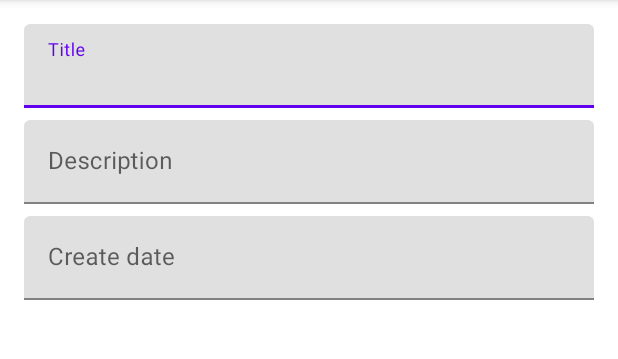
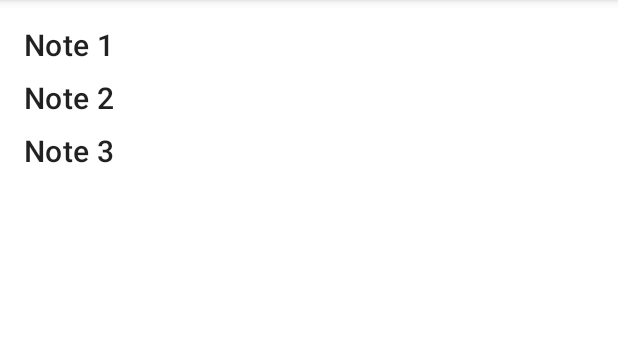
Before and after one commit to vkharapaev/gb-notes-hw6, an Android app: the screen it shows after launch (MainActivity), on a phone screen of 412 x 824 dp, the part 84-443 px from its top. Run offline under Robolectric (Android 15) with nearby library versions, the phone set to English and light mode, and no system bars.

Commit message:
Note List Fragment is implemented

```diff
--- a/app/src/main/java/com/headmostlab/notes/MainActivity.java
+++ b/app/src/main/java/com/headmostlab/notes/MainActivity.java
@@ -5,7 +5,11 @@ import android.os.Bundle;
 import androidx.annotation.Nullable;
 import androidx.appcompat.app.AppCompatActivity;
 
-import com.headmostlab.notes.ui.note.NoteFragment;
+import com.headmostlab.notes.model.Note;
+import com.headmostlab.notes.ui.notelist.NoteListFragment;
+
+import java.util.ArrayList;
+import java.util.Date;
 
 public class MainActivity extends AppCompatActivity {
 
@@ -21,7 +25,18 @@ public class MainActivity extends AppCompatActivity {
 
         getSupportFragmentManager()
                 .beginTransaction()
-                .add(R.id.container, NoteFragment.newNoteFragment())
+                .add(R.id.container, NoteListFragment.newNoteListFragment(createNotes()))
                 .commit();
     }
+
+    private ArrayList<Note> createNotes() {
+        ArrayList<Note> notes = new ArrayList<>();
+        notes.add(new Note.Builder().setTitle("Note 1")
+                .setDescription("Note 1 Description").setCreateDate(new Date()).build());
+        notes.add(new Note.Builder().setTitle("Note 2")
+                .setDescription("Note 2 Description").setCreateDate(new Date()).build());
+        notes.add(new Note.Builder().setTitle("Note 3")
+                .setDescription("Note 3 Description").setCreateDate(new Date()).build());
+        return notes;
+    }
 }
--- a/app/src/main/java/com/headmostlab/notes/model/Note.java
+++ b/app/src/main/java/com/headmostlab/notes/model/Note.java
@@ -85,7 +85,7 @@ public class Note implements Parcelable {
             return this;
         }
 
-        public Builder setDate(Date creationDate) {
+        public Builder setCreateDate(Date creationDate) {
             note.creationDate = creationDate;
             return this;
         }
--- /dev/null
+++ b/app/src/main/java/com/headmostlab/notes/ui/notelist/NoteListContract.java
@@ -0,0 +1,10 @@
+package com.headmostlab.notes.ui.notelist;
+
+public interface NoteListContract {
+    interface View {
+    }
+
+    interface Presenter {
+        void takeView(View view);
+    }
+}
--- /dev/null
+++ b/app/src/main/java/com/headmostlab/notes/ui/notelist/NoteListFragment.java
@@ -0,0 +1,88 @@
+package com.headmostlab.notes.ui.notelist;
+
+import android.os.Bundle;
+import android.view.LayoutInflater;
+import android.view.View;
+import android.view.ViewGroup;
+import android.widget.TextView;
+
+import androidx.annotation.NonNull;
+import androidx.annotation.Nullable;
+import androidx.fragment.app.Fragment;
+import androidx.recyclerview.widget.RecyclerView;
+
+import com.headmostlab.notes.R;
+import com.headmostlab.notes.databinding.FragmentNoteListBinding;
+import com.headmostlab.notes.model.Note;
+
+import java.util.ArrayList;
+import java.util.List;
+
+public class NoteListFragment extends Fragment implements NoteListContract.View {
+
+    public static final String NOTES_KEY = "NOTES";
+    private FragmentNoteListBinding binding;
+
+    public static NoteListFragment newNoteListFragment(ArrayList<Note> notes) {
+        NoteListFragment fragment = new NoteListFragment();
+        Bundle bundle = new Bundle();
+        bundle.putParcelableArrayList(NOTES_KEY, notes);
+        fragment.setArguments(bundle);
+        return fragment;
+    }
+
+    @Nullable
+    @Override
+    public View onCreateView(@NonNull LayoutInflater inflater, @Nullable ViewGroup container, @Nullable Bundle savedInstanceState) {
+        binding = FragmentNoteListBinding.inflate(inflater, container, false);
+        return binding.getRoot();
+    }
+
+    @Override
+    public void onViewCreated(@NonNull View view, @Nullable Bundle savedInstanceState) {
+        List<Note> notes = getArguments().getParcelableArrayList(NOTES_KEY);
+        binding.noteList.setAdapter(new NoteListAdapter(notes));
+    }
+
+    private static class NoteListAdapter extends RecyclerView.Adapter<NoteListAdapter.ViewHolder> {
+
+        private final List<Note> notes;
+
+        public NoteListAdapter(List<Note> notes) {
+            this.notes = notes;
+        }
+
+        @NonNull
+        @Override
+        public NoteListAdapter.ViewHolder onCreateViewHolder(@NonNull ViewGroup parent, int viewType) {
+            View view = LayoutInflater.from(parent.getContext())
+                    .inflate(R.layout.note_row_item, parent, false);
+            return new ViewHolder(view);
+        }
+
+        @Override
+        public void onBindViewHolder(@NonNull NoteListAdapter.ViewHolder holder, int position) {
+            holder.title.setText(notes.get(position).getTitle());
+            holder.container.setOnClickListener(v -> {
+                // TODO: 2/16/2021
+            });
+        }
+
+        @Override
+        public int getItemCount() {
+            return notes.size();
+        }
+
+        public static class ViewHolder extends RecyclerView.ViewHolder {
+
+            public final TextView title;
+            private final ViewGroup container;
+
+            public ViewHolder(@NonNull View itemView) {
+                super(itemView);
+                title = itemView.findViewById(R.id.title);
+                container = itemView.findViewById(R.id.item_container);
+            }
+        }
+    }
+}
--- /dev/null
+++ b/app/src/main/java/com/headmostlab/notes/ui/notelist/NoteListPresenter.java
@@ -0,0 +1,13 @@
+package com.headmostlab.notes.ui.notelist;
+
+import java.lang.ref.WeakReference;
+
+public class NoteListPresenter implements NoteListContract.Presenter {
+
+    private WeakReference<NoteListContract.View> view;
+
+    @Override
+    public void takeView(NoteListContract.View view) {
+        this.view = new WeakReference<>(view);
+    }
+}
--- /dev/null
+++ b/app/src/main/res/layout/fragment_note_list.xml
@@ -0,0 +1,15 @@
+<?xml version="1.0" encoding="utf-8"?>
+<FrameLayout xmlns:android="http://schemas.android.com/apk/res/android"
+    xmlns:app="http://schemas.android.com/apk/res-auto"
+    android:layout_width="match_parent"
+    android:layout_height="match_parent"
+    android:layout_margin="@dimen/screen_margin">
+
+    <androidx.recyclerview.widget.RecyclerView
+        android:id="@+id/noteList"
+        android:layout_width="match_parent"
+        android:layout_height="match_parent"
+        android:orientation="vertical"
+        app:layoutManager="androidx.recyclerview.widget.LinearLayoutManager" />
+
+</FrameLayout>
--- /dev/null
+++ b/app/src/main/res/layout/note_row_item.xml
@@ -0,0 +1,14 @@
+<?xml version="1.0" encoding="utf-8"?>
+<FrameLayout xmlns:android="http://schemas.android.com/apk/res/android"
+    android:id="@+id/item_container"
+    android:layout_width="match_parent"
+    android:layout_height="wrap_content"
+    android:layout_marginBottom="@dimen/view_margin">
+
+    <TextView
+        android:id="@+id/title"
+        android:layout_width="match_parent"
+        android:layout_height="wrap_content"
+        android:textAppearance="@style/TextAppearance.MaterialComponents.Headline6" />
+
+</FrameLayout>
```
